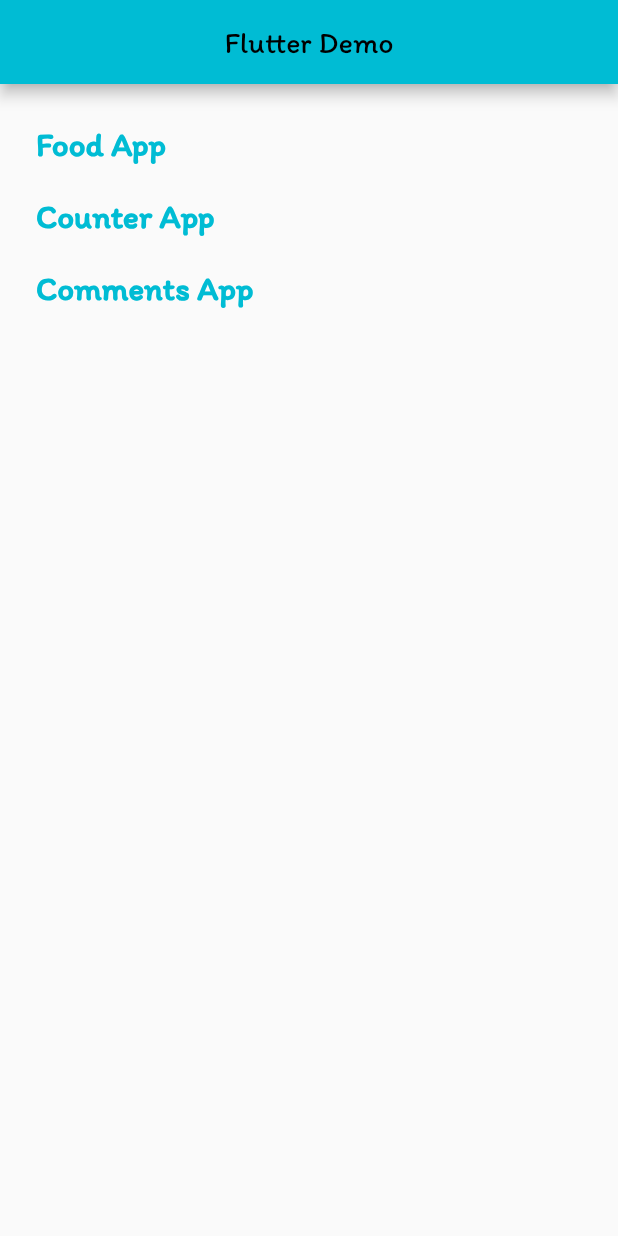
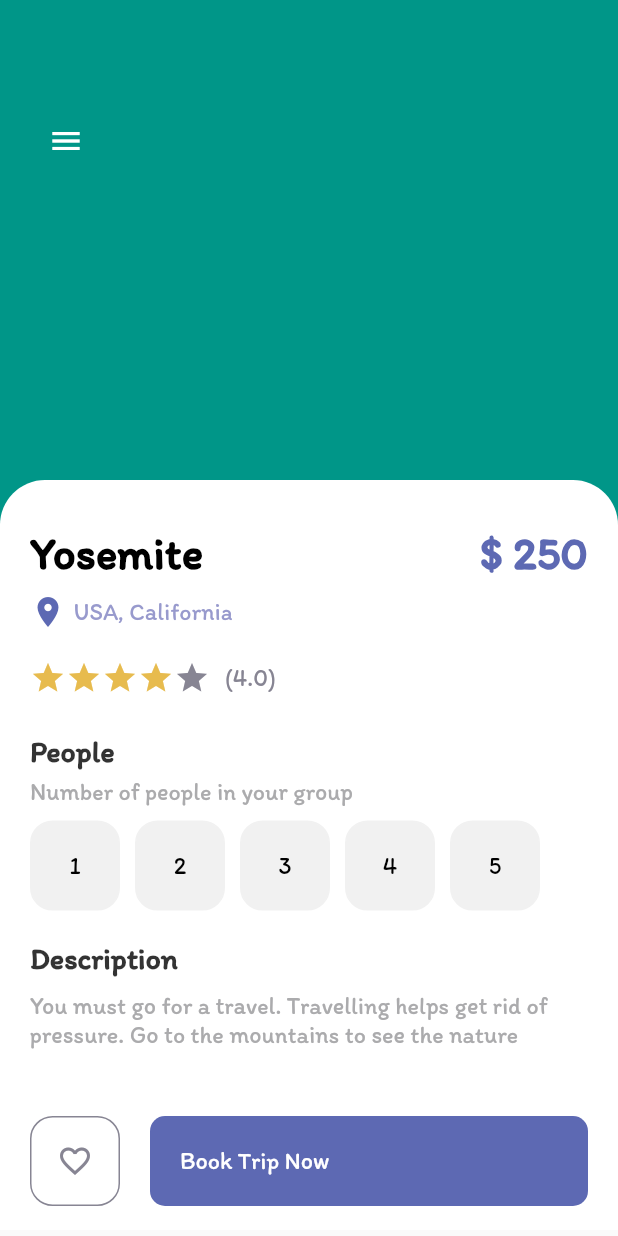
Before and after one commit to lxquyen/FoodApp, a Flutter app: the screen it shows after launch, on a phone screen of 412 x 824 dp. Run offline on Flutter 3.47's test engine with Material 2 defaults, Android fonts, the phone set to English and light mode, and no system bars; our stand-ins replace flutter_bloc.

Commit message:
feat(travel): WIP

```diff
--- a/lib/main.dart
+++ b/lib/main.dart
@@ -8,6 +8,8 @@ import 'package:flutter_tutorial/ui/counter/views/counter_page.dart';
 import 'package:flutter_tutorial/ui/food/category_page.dart';
 import 'package:flutter_tutorial/ui/food/detail_food_page.dart';
 import 'package:flutter_tutorial/ui/food/foods_page.dart';
+import 'package:flutter_tutorial/ui/travel_app/nav_pages/main_page.dart';
+import 'package:flutter_tutorial/ui/travel_app/pages/detail_page.dart';
 
 void main() {
   runApp(const MyApp());
@@ -22,6 +24,7 @@ class MyApp extends StatelessWidget {
     return MaterialApp(
         title: 'Flutter Demo',
         initialRoute: '/',
+        debugShowCheckedModeBanner: false,
         routes: {
           CounterPage.routeName: (context) => BlocProvider<CounterCubit>(
                 create: (context) => CounterCubit(),
@@ -43,7 +46,7 @@ class MyApp extends StatelessWidget {
           //     bodySmall: const TextStyle(color: Color.fromARGB(20, 52, 52, 1)),
           //     titleMedium: const TextStyle(fontSize: 20, fontFamily: 'Sunshiney', color: Colors.white)),
         ),
-        home: const HomePage());
+        home: DetailPage());
   }
 }
 
--- /dev/null
+++ b/lib/ui/travel_app/misc/colors.dart
@@ -0,0 +1,11 @@
+import 'dart:ui';
+
+class AppColors {
+  static final Color textColor1 = Color(0xff989acd);
+  static final Color textColor2 = Color(0xff878593);
+  static final Color bigTextColor = Color(0xff2e2e31);
+  static final Color mainColor = Color(0xff5d69b3);
+  static final Color startColor = Color(0xffe7bb4e);
+  static final Color mainTextColor = Color(0xffababad);
+  static final Color buttonBackground = Color(0xfff1f1f1);
+}
--- /dev/null
+++ b/lib/ui/travel_app/pages/detail_page.dart
@@ -0,0 +1,194 @@
+import 'package:flutter/material.dart';
+import 'package:flutter_tutorial/ui/travel_app/misc/colors.dart';
+import 'package:flutter_tutorial/widgets/app_buttons.dart';
+import 'package:flutter_tutorial/widgets/app_large_text.dart';
+import 'package:flutter_tutorial/widgets/app_text.dart';
+import 'package:flutter_tutorial/widgets/responsive_button.dart';
+
+class DetailPage extends StatefulWidget {
+  const DetailPage({super.key});
+
+  @override
+  State<DetailPage> createState() => _DetailPageState();
+}
+
+class _DetailPageState extends State<DetailPage> {
+  int gottenStars = 4;
+  int selectedIndex = -1;
+
+  @override
+  Widget build(BuildContext context) {
+    return Scaffold(
+      body: Container(
+        width: double.maxFinite,
+        height: double.maxFinite,
+        child: Stack(
+          children: [
+            Positioned(
+                left: 0,
+                right: 0,
+                child: Container(
+                  width: double.maxFinite,
+                  height: 350,
+                  decoration: BoxDecoration(color: Colors.teal),
+                )),
+            Positioned(
+                left: 20,
+                top: 70,
+                child: Row(
+                  children: [
+                    IconButton(
+                      onPressed: () {},
+                      icon: Icon(Icons.menu),
+                      color: Colors.white,
+                    ),
+                  ],
+                )),
+            Positioned(
+              top: 320,
+              child: Container(
+                width: MediaQuery.of(context).size.width,
+                height: 500,
+                padding: EdgeInsets.only(left: 20, right: 20, top: 30),
+                decoration:
+                    BoxDecoration(color: Colors.white, borderRadius: BorderRadius.only(topLeft: Radius.circular(30), topRight: Radius.circular(30))),
+                child: Column(
+                  crossAxisAlignment: CrossAxisAlignment.start,
+                  children: [
+                    Row(
+                      mainAxisAlignment: MainAxisAlignment.spaceBetween,
+                      children: [
+                        AppLargeText(
+                          text: 'Yosemite',
+                          color: Colors.black..withOpacity(0.8),
+                        ),
+                        AppLargeText(
+                          text: '\$ 250',
+                          color: AppColors.mainColor,
+                        )
+                      ],
+                    ),
+                    SizedBox(
+                      height: 10,
+                    ),
+                    Row(
+                      children: [
+                        Icon(
+                          Icons.location_on,
+                          color: AppColors.mainColor,
+                        ),
+                        SizedBox(
+                          width: 5,
+                        ),
+                        AppText(
+                          text: 'USA, California',
+                          color: AppColors.textColor1,
+                        ),
+                      ],
+                    ),
+                    SizedBox(
+                      height: 20,
+                    ),
+                    Row(
+                      children: [
+                        Wrap(
+                          children: List.generate(5, (index) {
+                            return Icon(
+                              Icons.star,
+                              color: index < gottenStars ? AppColors.startColor : AppColors.textColor2,
+                            );
+                          }),
+                        ),
+                        SizedBox(
+                          width: 10,
+                        ),
+                        AppText(
+                          text: '(4.0)',
+                          color: AppColors.textColor2,
+                        )
+                      ],
+                    ),
+                    SizedBox(
+                      height: 25,
+                    ),
+                    AppLargeText(
+                      text: 'People',
+                      color: Colors.black.withOpacity(0.8),
+                      size: 20,
+                    ),
+                    SizedBox(
+                      height: 5,
+                    ),
+                    AppText(
+                      text: 'Number of people in your group',
+                      color: AppColors.mainTextColor,
+                    ),
+                    SizedBox(
+                      height: 10,
+                    ),
+                    Wrap(
+                      children: List.generate(5, (index) {
+                        return InkWell(
+                          onTap: () {
+                            setState(() {
+                              selectedIndex = index;
+                            });
+                          },
+                          child: Container(
+                            margin: EdgeInsets.only(right: 10),
+                            child: AppButtons(
+                              size: 50,
+                              color: selectedIndex == index ? Colors.white : Colors.black,
+                              backgroundColor: selectedIndex == index ? Colors.black : AppColors.buttonBackground,
+                              borderColor: selectedIndex == index ? Colors.black : AppColors.buttonBackground,
+                              text: (index + 1).toString(),
+                            ),
+                          ),
+                        );
+                      }),
+                    ),
+                    SizedBox(
+                      height: 20,
+                    ),
+                    AppLargeText(
+                      text: 'Description',
+                      color: Colors.black.withOpacity(0.8),
+                      size: 20,
+                    ),
+                    SizedBox(
+                      height: 10,
+                    ),
+                    AppText(
+                      text: 'You must go for a travel. Travelling helps get rid of pressure. Go to the mountains to see the nature',
+                      color: AppColors.mainTextColor,
+                    )
+                  ],
+                ),
+              ),
+            ),
+            Positioned(
+                bottom: 20,
+                left: 20,
+                right: 20,
+                child: Row(
+                  children: [
+                    AppButtons(
+                      size: 60,
+                      color: AppColors.textColor2,
+                      backgroundColor: Colors.white,
+                      borderColor: AppColors.textColor2,
+                      isIcon: true,
+                      icon: Icons.favorite_border,
+                    ),
+                    SizedBox(width: 20,),
+                    ResponsiveButton(
+                      isResponsive: true,
+                    )
+                  ],
+                ))
+          ],
+        ),
+      ),
+    );
+  }
+}
--- /dev/null
+++ b/lib/widgets/app_buttons.dart
@@ -0,0 +1,43 @@
+import 'package:flutter/material.dart';
+import 'package:flutter_tutorial/widgets/app_text.dart';
+
+class AppButtons extends StatelessWidget {
+  final Color color;
+  String? text;
+  IconData? icon;
+  final Color backgroundColor;
+  double size;
+  final Color borderColor;
+  bool isIcon;
+
+  AppButtons(
+      {super.key,
+      this.isIcon = false,
+      this.text = 'Hi',
+      this.icon,
+      required this.size,
+      required this.color,
+      required this.backgroundColor,
+      required this.borderColor});
+
+  @override
+  Widget build(BuildContext context) {
+    return Container(
+      width: 60,
+      height: 60,
+      decoration: BoxDecoration(border: Border.all(color: borderColor, width: 1.0), borderRadius: BorderRadius.circular(15), color: backgroundColor),
+      child: isIcon == false
+          ? Center(
+              child: AppText(
+              text: text!,
+              color: color,
+            ))
+          : Center(
+              child: Icon(
+                icon,
+                color: color,
+              ),
+            ),
+    );
+  }
+}
--- /dev/null
+++ b/lib/widgets/app_large_text.dart
@@ -0,0 +1,17 @@
+import 'package:flutter/material.dart';
+
+class AppLargeText extends StatelessWidget {
+  double size;
+  final String text;
+  final Color color;
+
+  AppLargeText({super.key, required this.text, this.size = 30, this.color = Colors.black});
+
+  @override
+  Widget build(BuildContext context) {
+    return Text(
+      text,
+      style: TextStyle(fontSize: size, color: color, fontWeight: FontWeight.bold),
+    );
+  }
+}
--- /dev/null
+++ b/lib/widgets/app_text.dart
@@ -0,0 +1,21 @@
+import 'package:flutter/material.dart';
+
+class AppText extends StatelessWidget {
+  double size;
+  final String text;
+  final Color color;
+
+  AppText(
+      {super.key,
+        this.size = 16,
+        required this.text,
+        this.color = Colors.black54});
+
+  @override
+  Widget build(BuildContext context) {
+    return Text(
+      text,
+      style: TextStyle(fontSize: size, color: color),
+    );
+  }
+}
--- /dev/null
+++ b/lib/widgets/responsive_button.dart
@@ -0,0 +1,34 @@
+import 'package:flutter/material.dart';
+import 'package:flutter_tutorial/ui/travel_app/misc/colors.dart';
+import 'package:flutter_tutorial/widgets/app_text.dart';
+
+class ResponsiveButton extends StatelessWidget {
+  bool? isResponsive;
+  double? width;
+
+  ResponsiveButton({super.key, this.width = 120, this.isResponsive = false});
+
+  @override
+  Widget build(BuildContext context) {
+    return Flexible(
+      child: Container(
+        width: isResponsive == true ? double.maxFinite : width,
+        height: 60,
+        decoration: BoxDecoration(borderRadius: BorderRadius.circular(10), color: AppColors.mainColor),
+        child: Row(
+          mainAxisAlignment: isResponsive == true ? MainAxisAlignment.spaceBetween : MainAxisAlignment.center,
+          children: [
+            isResponsive == true
+                ? Container(
+                    margin: EdgeInsets.only(left: 20),
+                    child: AppText(
+                      text: 'Book Trip Now',
+                      color: Colors.white,
+                    ))
+                : Container()
+          ],
+        ),
+      ),
+    );
+  }
+}
```
Also changed, not shown: lib/ui/travel_app/nav_pages/bar_item_page.dart (added, +14 -0 lines), lib/ui/travel_app/nav_pages/home_page.dart (added, +189 -0 lines), lib/ui/travel_app/nav_pages/main_page.dart (added, +56 -0 lines), lib/ui/travel_app/nav_pages/my_page.dart (added, +14 -0 lines), lib/ui/travel_app/nav_pages/search_page.dart (added, +14 -0 lines), lib/ui/travel_app/pages/welcome_page.dart (added, +78 -0 lines).
